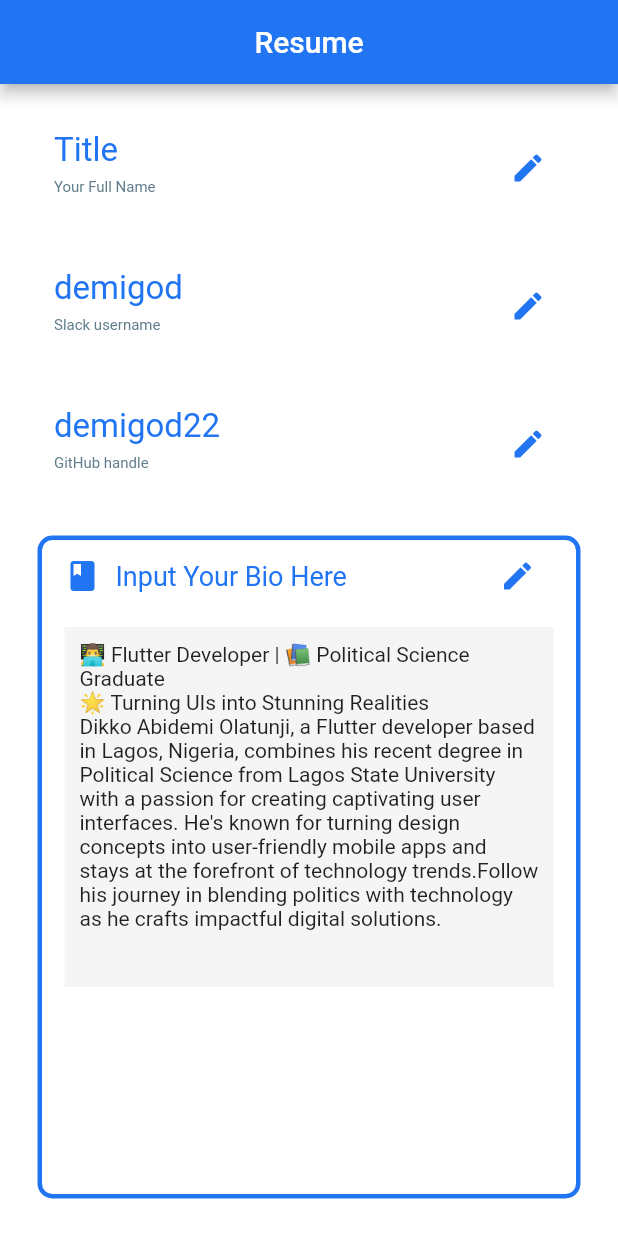
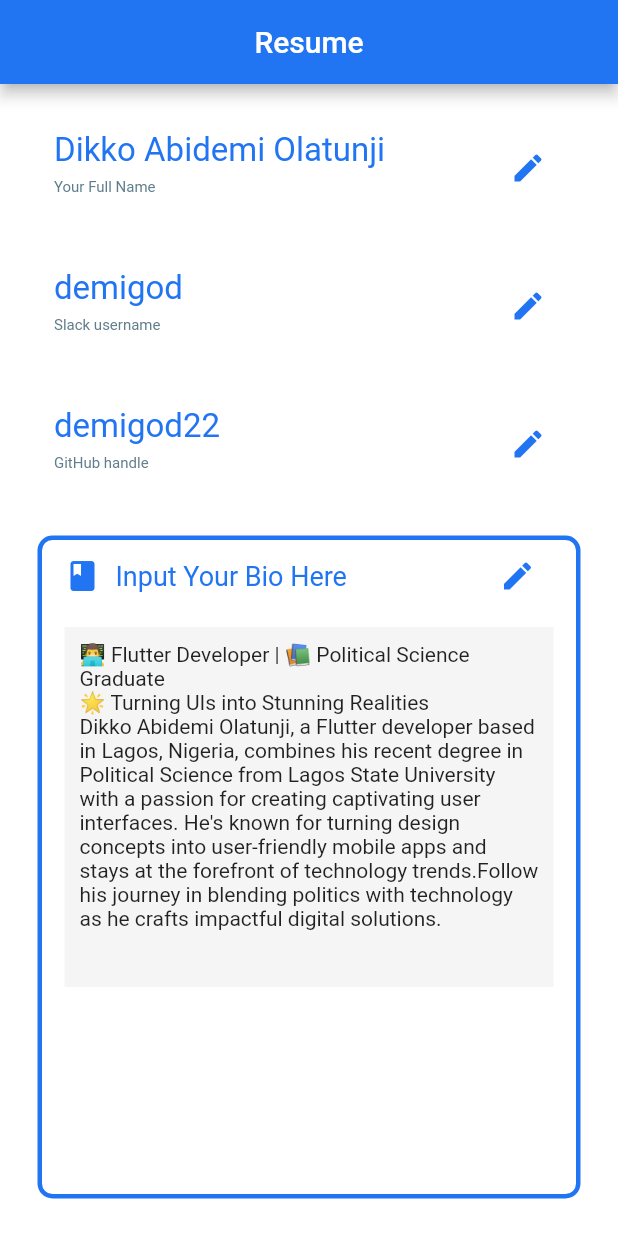
Before and after one commit to demigod22/CV-app-repo, a Flutter app: the screen it shows after launch, on a phone screen of 412 x 824 dp. Run offline on Flutter 3.47's test engine with Material 2 defaults, Android fonts, the phone set to English and light mode, and no system bars.

Commit message:
adding the correct name

```diff
--- a/cv/lib/main.dart
+++ b/cv/lib/main.dart
@@ -7,7 +7,7 @@ void main() {
   runApp(const MyApp());
 }
 
-String? fullName = 'Title';
+String? fullName = 'Dikko Abidemi Olatunji';
 String? slackUserName = 'demigod';
 String? githubHandle = 'demigod22';
 String? myBio =
```
